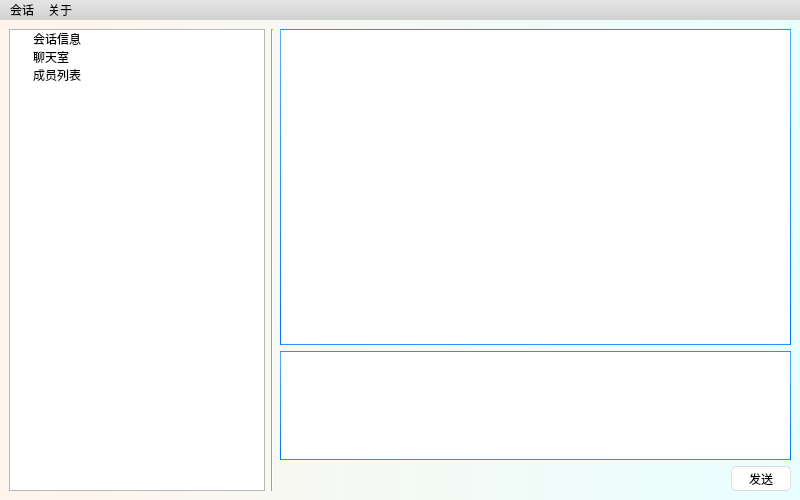
First picture: the form in ui/LhatWindow.ui, repository StarsetNight/Lhat, before the edit.
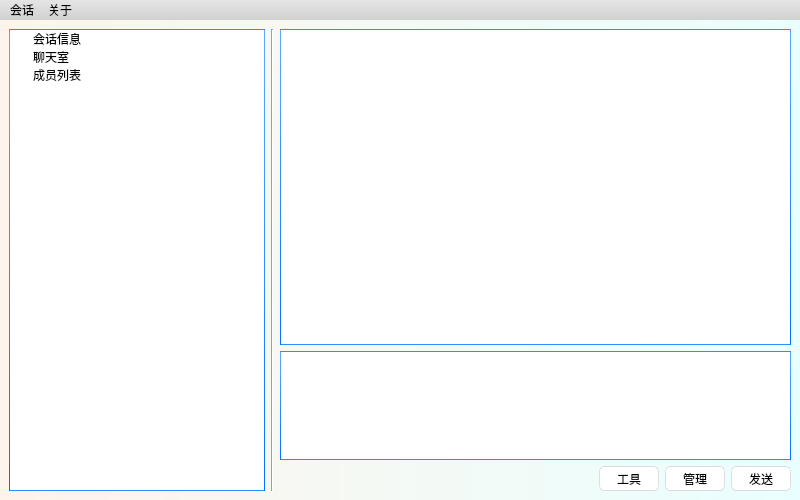
Second picture: the form after the edit.

Commit message: [+] 界面更新与界面逻辑翻新

Patch:
```diff
--- a/ui/LhatWindow.ui
+++ b/ui/LhatWindow.ui
@@ -36,6 +36,11 @@
 	border-style: solid;
 	border-color: qlineargradient(spread:pad, x1:0.5, y1:1, x2:0.5, y2:0, stop:0 rgba(0, 113, 255, 255), stop:1 rgba(91, 171, 252, 255));
 }
+QTreeWidget {
+	border-width: 1px;
+	border-style: solid;
+	border-color: qlineargradient(spread:pad, x1:0.5, y1:1, x2:0.5, y2:0, stop:0 rgba(0, 113, 255, 255), stop:1 rgba(91, 171, 252, 255));
+}
 QPlainTextEdit {
 	border-width: 1px;
 	border-style: solid;
@@ -686,7 +691,45 @@
              </spacer>
             </item>
             <item>
-             <widget class="QPushButton" name="button_send_message">
+             <widget class="QPushButton" name="button_tool">
+              <property name="minimumSize">
+               <size>
+                <width>60</width>
+                <height>25</height>
+               </size>
+              </property>
+              <property name="maximumSize">
+               <size>
+                <width>60</width>
+                <height>25</height>
+               </size>
+              </property>
+              <property name="text">
+               <string>工具</string>
+              </property>
+             </widget>
+            </item>
+            <item>
+             <widget class="QPushButton" name="button_manage">
+              <property name="minimumSize">
+               <size>
+                <width>60</width>
+                <height>25</height>
+               </size>
+              </property>
+              <property name="maximumSize">
+               <size>
+                <width>60</width>
+                <height>25</height>
+               </size>
+              </property>
+              <property name="text">
+               <string>管理</string>
+              </property>
+             </widget>
+            </item>
+            <item>
+             <widget class="QPushButton" name="button_send">
               <property name="minimumSize">
                <size>
                 <width>60</width>
```
Left out of the diff: 36 changed lines with no effect on the pictures. The commit also changes 4 other files.
